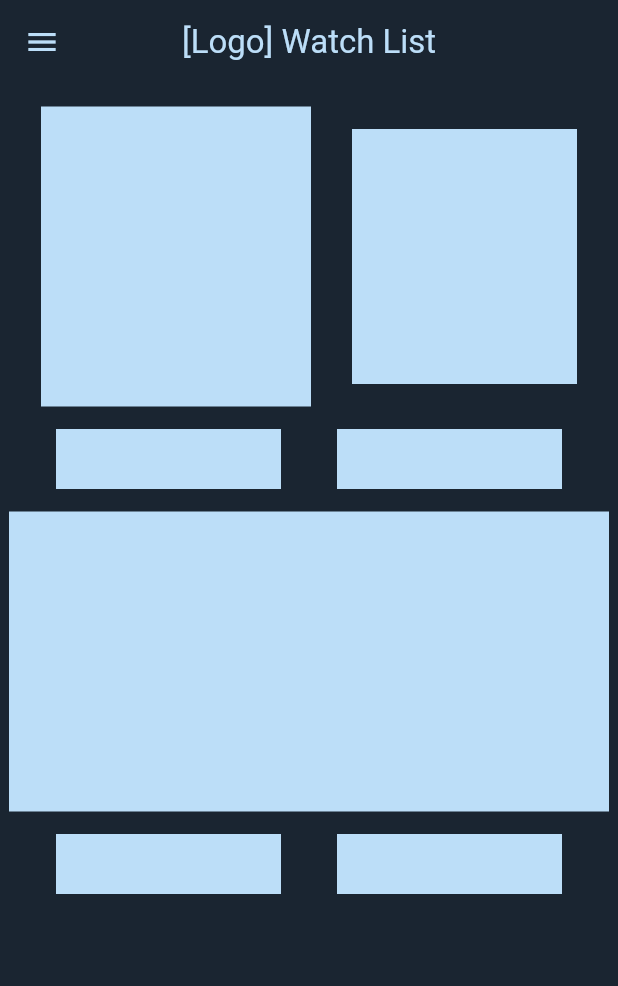
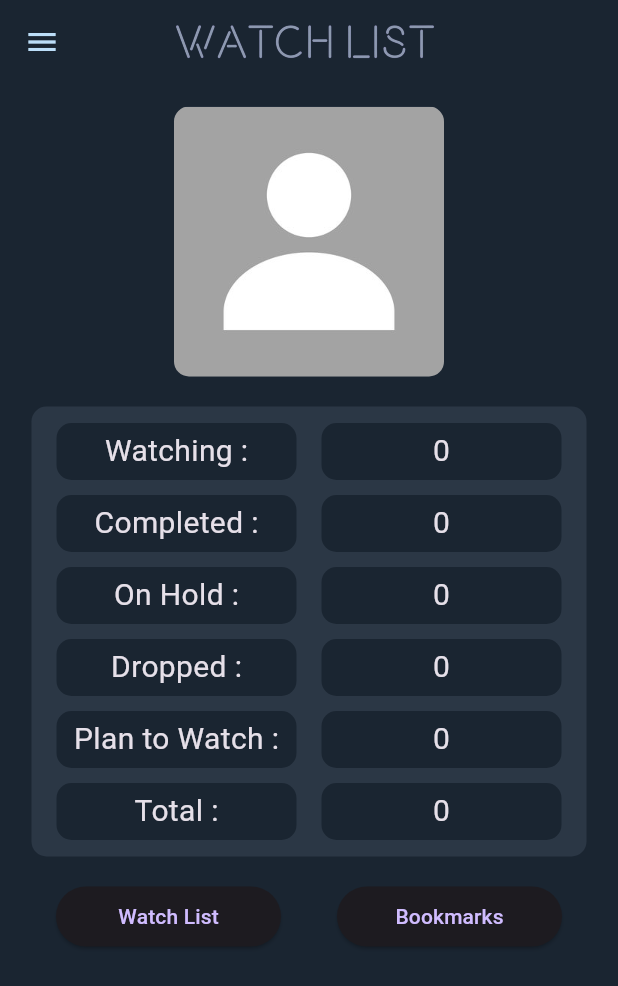
Before and after one commit to ekinutkuu/WatchList, a Flutter app: the Profile screen opened by its route, on a phone screen of 412 x 824 dp. Shown: the top 986 px of the screen. Run offline on Flutter 3.47's test engine with Material 3 defaults, Android fonts, the phone set to English and light mode, and no system bars; our stand-ins replace carousel_slider, hive, hive_flutter; accounts and stored records are empty; statements that could not run were skipped.

Commit message:
showing data on profile page, page layout changed

```diff
--- a/lib/screens/profile.dart
+++ b/lib/screens/profile.dart
@@ -1,6 +1,9 @@
 import 'package:flutter/material.dart';
 import 'package:watchlist/screens/sidebar.dart';
 import 'package:watchlist/constants/colors.dart';
+import 'package:hive/hive.dart';
+import 'package:hive_flutter/hive_flutter.dart';
+import 'package:watchlist/widgets/profileData.dart';
 
 class Profile extends StatefulWidget {
   const Profile({super.key});
@@ -10,6 +13,46 @@ class Profile extends StatefulWidget {
 }
 
 class _ProfileState extends State<Profile> {
+
+  List<Map<String, dynamic>> _movies = [];
+  final _movieBox = Hive.box('movie_box');
+
+  String totalMoviesCount = "0";
+  String watchingMoviesCount = "0";
+  String completedMoviesCount = "0";
+  String onHoldMoviesCount = "0";
+  String droppedMoviesCount = "0";
+  String planToWatchMoviesCount = "0";
+
+  @override
+  void initState(){
+    super.initState();
+    _getMovies();
+  }
+
+  void _getMovies() {
+    final data = _movieBox.keys.map((key) {
+      final movie = _movieBox.get(key);
+      return {
+        "key": key,
+        "title": movie["title"],
+        "image": movie["image"],
+        "status": movie["status"]
+      };
+    }).toList();
+
+    setState(() {
+      _movies = data.toList();
+
+      totalMoviesCount = _movies.length.toString();
+      watchingMoviesCount = data.where((movie) => movie["status"] == "Watching").length.toString();
+      completedMoviesCount = data.where((movie) => movie["status"] == "Completed").length.toString();
+      onHoldMoviesCount = data.where((movie) => movie["status"] == "On Hold").length.toString();
+      droppedMoviesCount = data.where((movie) => movie["status"] == "Dropped").length.toString();
+      planToWatchMoviesCount = data.where((movie) => movie["status"] == "Plan to Watch").length.toString();
+    });
+  }
+
   @override
   Widget build(BuildContext context) {
     return Scaffold(
@@ -18,10 +61,13 @@ class _ProfileState extends State<Profile> {
 
       /* App Bar */
       appBar: AppBar(
-        title: Text("[Logo] Watch List",
-          style: TextStyle(color: LightBlue,),
+        title: Image.asset(
+          "assets/logo.png",
+          fit: BoxFit.cover,
+          height: 50.0,
+          filterQuality: FilterQuality.high,
         ),
-        backgroundColor: DarkBlue,
+        backgroundColor: Colors.transparent,
         iconTheme: IconThemeData(color: LightBlue),
         centerTitle: true,
       ),
@@ -29,70 +75,79 @@ class _ProfileState extends State<Profile> {
       /* Body */
       body: Column(
         children: [
-          /* Photo and Data */
+          /* Profile Photo */
           SizedBox(height: 15.0,),
+          Container(
+            width: 180.0,
+            height: 180.0,
+            decoration: BoxDecoration(
+              color: PaleBlue,
+              borderRadius: BorderRadius.circular(10.0),
+              image: DecorationImage(
+                image: AssetImage(
+                    'assets/default_profile.jpg'),
+                fit: BoxFit.fill,
+                filterQuality: FilterQuality.high
+              ),
+            ),
+          ),
+
+          /* Data */
+          SizedBox(height: 20.0,),
+          Container(
+            width: 370.0,
+            height: 300.0,
+            decoration: BoxDecoration(
+              borderRadius: BorderRadius.circular(10.0),
+              color: PaleBlue,
+            ),
+            child: Column(
+              mainAxisAlignment: MainAxisAlignment.center,
+              children: [
+                ProfileData(text: "Watching :", data: watchingMoviesCount),
+                SizedBox(height: 10.0,),
+                ProfileData(text: "Completed :", data: completedMoviesCount),
+                SizedBox(height: 10.0,),
+                ProfileData(text: "On Hold :", data: onHoldMoviesCount),
+                SizedBox(height: 10.0,),
+                ProfileData(text: "Dropped :", data: droppedMoviesCount),
+                SizedBox(height: 10.0,),
+                ProfileData(text: "Plan to Watch :", data: planToWatchMoviesCount),
+                SizedBox(height: 10.0,),
+                ProfileData(text: "Total :", data: totalMoviesCount),
+              ],
+            ),
+          ),
+
+          /* Watchlist and Bookmarks Buttons */
+          SizedBox(height: 20.0,),
           Row(
             mainAxisAlignment: MainAxisAlignment.spaceEvenly,
             children: [
               Container(
-                color: LightBlue,
-                width: 180.0,
-                height: 200.0,
+                color: Colors.transparent,
+                width: 150.0,
+                height: 40.0,
+                child: ElevatedButton(
+                  onPressed: (){
+                    Navigator.pushNamed(context, "/watchlist");
+                  },
+                  child: Text("Watch List"),
+                ),
               ),
               Container(
-                color: LightBlue,
-                width: 150.0,
-                height: 170.0,
-              ),
-            ],
-          ),
-
-          /* History Title and See More*/
-          SizedBox(height: 15.0,),
-          Row(
-            mainAxisAlignment: MainAxisAlignment.spaceEvenly,
-            children: [
-              Container(
-                color: LightBlue,
+                color: Colors.transparent,
                 width: 150.0,
                 height: 40.0,
-              ),
-              Container(
-                color: LightBlue,
-                width: 150.0,
-                height: 40.0,
-              ),
-            ],
-          ),
-
-          /* History list */
-          SizedBox(height: 15.0,),
-          Container(
-            color: LightBlue,
-            width: 400.0,
-            height: 200.0,
-          ),
-
-          /* Watchlist and Bookmarks Buttons */
-          SizedBox(height: 15.0,),
-          Row(
-            mainAxisAlignment: MainAxisAlignment.spaceEvenly,
-            children: [
-              Container(
-                color: LightBlue,
-                width: 150.0,
-                height: 40.0,
-              ),
-              Container(
-                color: LightBlue,
-                width: 150.0,
-                height: 40.0,
+                child: ElevatedButton(
+                  onPressed: (){},
+                  child: Text("Bookmarks"),
+                ),
               ),
             ],
           ),
         ],
       ),
-
     );
   }
 }
--- /dev/null
+++ b/lib/widgets/profileData.dart
@@ -0,0 +1,39 @@
+import 'package:flutter/material.dart';
+import 'package:hive/hive.dart';
+import 'package:watchlist/constants/colors.dart';
+
+class ProfileData extends StatelessWidget {
+  const ProfileData({super.key, required this.text, required this.data});
+
+  final String text;
+  final String data;
+
+  @override
+  Widget build(BuildContext context) {
+    return Row(
+      mainAxisAlignment: MainAxisAlignment.spaceEvenly,
+      children: [
+        Container(
+          width: 160.0,
+          height: 38.0,
+          alignment: Alignment.center,
+          decoration: BoxDecoration(
+            borderRadius: BorderRadius.circular(10.0),
+            color: DarkBlue
+          ),
+          child: Text(text, style: TextStyle(fontSize: 20.0),),
+        ),
+        Container(
+          width: 160.0,
+          height: 38.0,
+          alignment: Alignment.center,
+          decoration: BoxDecoration(
+              borderRadius: BorderRadius.circular(10.0),
+              color: DarkBlue
+          ),
+          child: Text(data, style: TextStyle(fontSize: 20.0),),
+        ),
+      ],
+    );
+  }
+}
--- a/lib/widgets/watchListItems.dart
+++ b/lib/widgets/watchListItems.dart
@@ -23,7 +23,7 @@ class WatchListItems extends StatelessWidget {
           Container(
             width: deviceWidth * 0.2,
             height: 100,
-            color: DarkBlue,
+            color: Colors.transparent,
             child: Image.network(
               image,
               filterQuality: FilterQuality.high,
```
Also changed, not shown: assets/default_profile.jpg (added).
